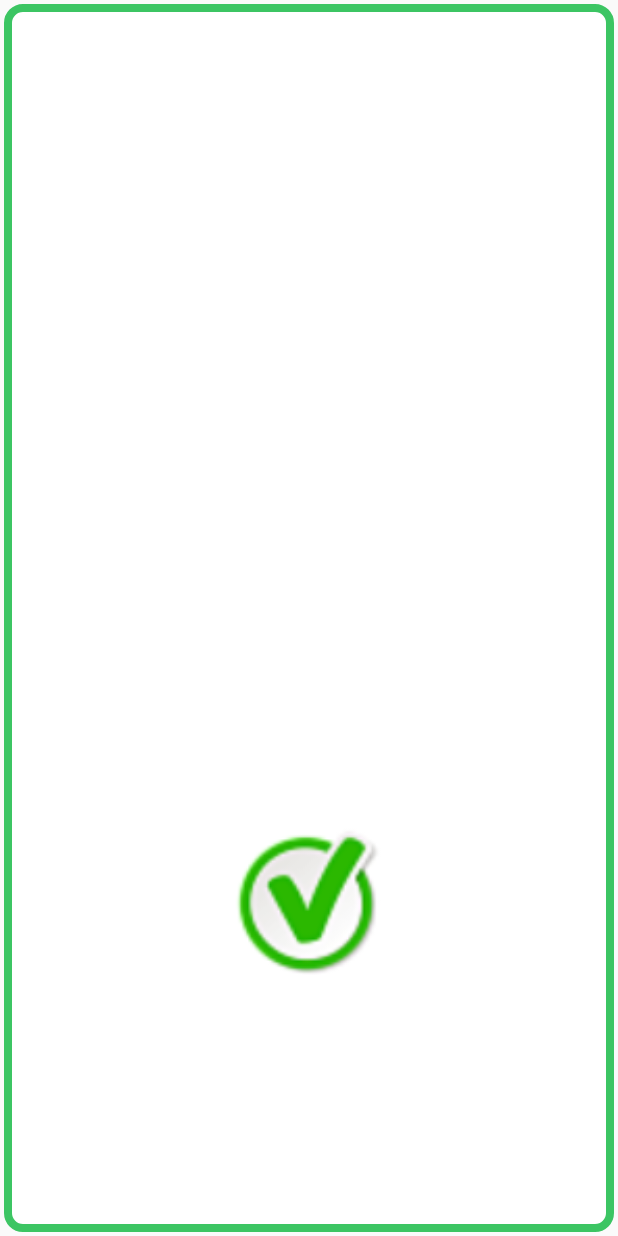
After one commit to enriquesardz/FSW-Huella, an Android app: the layout custom_toast_informacion_correcta.xml on its own in the app's theme, with its tools: preview values and no code run, on a phone screen of 412 x 824 dp. The commit adds this screen. Run offline under Robolectric (Android 15) with nearby library versions, the phone set to English and light mode, and no system bars.

Commit message:
Modify layouts to match design patters with other layouts

```diff
--- /dev/null
+++ b/app/src/main/res/layout/custom_toast_informacion_correcta.xml
@@ -0,0 +1,25 @@
+<?xml version="1.0" encoding="utf-8"?>
+<LinearLayout xmlns:android="http://schemas.android.com/apk/res/android"
+    android:orientation="vertical"
+    android:layout_width="match_parent"
+    android:layout_height="match_parent"
+    android:background="@drawable/custom_toast_shape"
+    android:gravity="center">
+
+    <TextView
+        android:id="@+id/txt_custom_toast"
+        android:layout_width="200dp"
+        android:layout_height="wrap_content"
+        android:layout_weight="1"
+        android:padding="15dp"
+        android:textSize="20dp"
+        android:gravity="center"/>
+
+    <ImageView
+        android:id="@+id/id_img_toast"
+        android:layout_width="100dp"
+        android:layout_height="100dp"
+        android:layout_weight="1"
+        android:src="@drawable/palomita" />
+
+</LinearLayout>
--- a/app/src/main/res/layout/fragment_codigo_barras.xml
+++ b/app/src/main/res/layout/fragment_codigo_barras.xml
@@ -60,6 +60,7 @@
 
                 </LinearLayout>
 
+
                 <LinearLayout
                     android:layout_width="match_parent"
                     android:layout_height="match_parent"
--- a/app/src/main/res/layout/list_item_recorrido_actual.xml
+++ b/app/src/main/res/layout/list_item_recorrido_actual.xml
@@ -8,6 +8,7 @@
         android:layout_height="wrap_content"
         android:minHeight="?android:attr/listPreferredItemHeight"
         android:orientation="horizontal"
+        android:background="@color/fime_mint"
         android:weightSum="2">
 
         <LinearLayout
--- a/app/src/main/res/values/colors.xml
+++ b/app/src/main/res/values/colors.xml
@@ -13,4 +13,7 @@
     <color name="secondary_text">#757575</color>
     <color name="icons">#FFFFFF</color>
     <color name="divider">#BDBDBD</color>
+
+    <!-- Otros colores palette FIME -->
+    <color name="fime_mint">#9DD09E</color>
 </resources>
```
Also changed, not shown: app/src/main/java/com/fime/fsw/huella/huella/fragments/CodigoBarrasFragment.java (+28 -1 lines).
